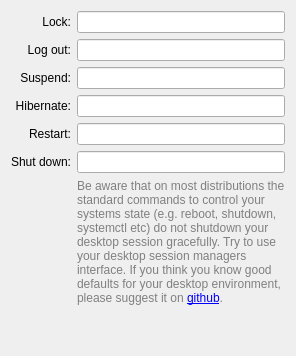
Before: the Qt Designer form system/src/configwidget.ui in albertlauncher/plugins, drawn with Qt 5.
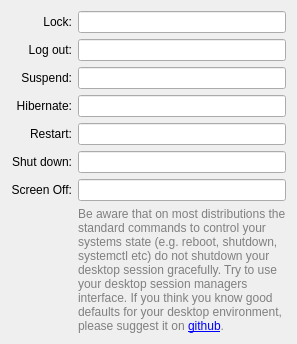
After: the same form once the commit is applied.

Commit message: added system -> Screen Off option

```diff
--- a/system/src/configwidget.ui
+++ b/system/src/configwidget.ui
@@ -41,6 +41,9 @@
        </property>
       </widget>
      </item>
+     <item row="6" column="1">
+      <widget class="QLineEdit" name="lineEdit_screenoff"/>
+     </item>     
      <item row="4" column="1">
       <widget class="QLineEdit" name="lineEdit_reboot"/>
      </item>
@@ -77,6 +80,17 @@
        </property>
       </widget>
      </item>
+     <item row="6" column="0">
+      <widget class="QLabel" name="label_screenoff">
+       <property name="text">
+        <string>Screen Off:</string>
+       </property>
+       <property name="alignment">
+        <set>Qt::AlignRight|Qt::AlignTrailing|Qt::AlignVCenter</set>
+       </property>
+      </widget>
+     </item>
+
      <item row="1" column="1">
       <widget class="QLineEdit" name="lineEdit_logout"/>
      </item>
@@ -86,7 +100,7 @@
      <item row="3" column="1">
       <widget class="QLineEdit" name="lineEdit_hibernate"/>
      </item>
-     <item row="6" column="1">
+     <item row="7" column="1">
       <widget class="QLabel" name="label">
        <property name="text">
         <string>&lt;html&gt;&lt;head/&gt;&lt;body&gt;&lt;p&gt;&lt;span style=&quot; color:#808080;&quot;&gt;Be aware that on most distributions the standard commands to control your systems state (e.g. reboot, shutdown, systemctl etc) do not shutdown your desktop session gracefully. Try to use your desktop session managers interface. If you think you know good defaults for your desktop environment, please suggest it on &lt;/span&gt;&lt;a href=&quot;https://github.com/ManuelSchneid3r/albert/issues&quot;&gt;&lt;span style=&quot; text-decoration: underline; color:#0000ff;&quot;&gt;github&lt;/span&gt;&lt;/a&gt;&lt;span style=&quot; color:#808080;&quot;&gt;.&lt;/span&gt;&lt;/p&gt;&lt;/body&gt;&lt;/html&gt;</string>
```
The commit also changes 3 other files.
